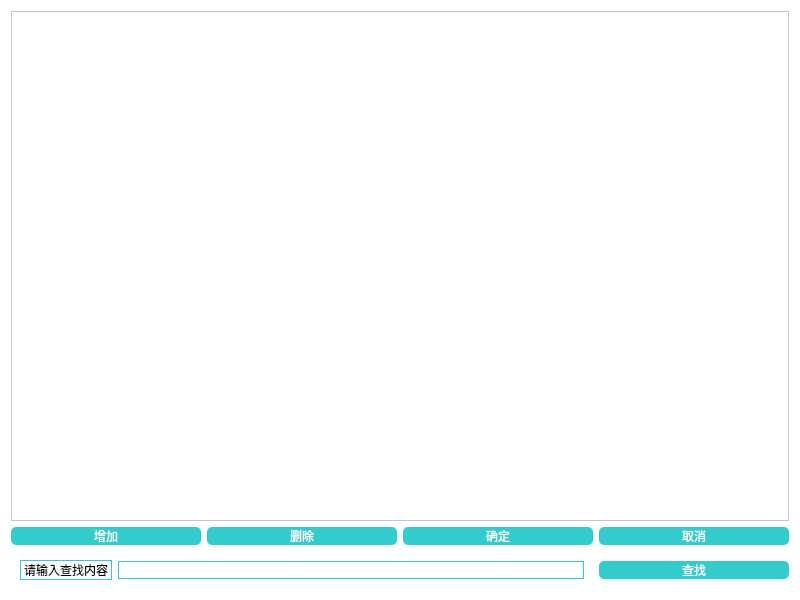
AiBryce/QtConnectsToSQLServerDemo, file widget.ui: the form before one commit.
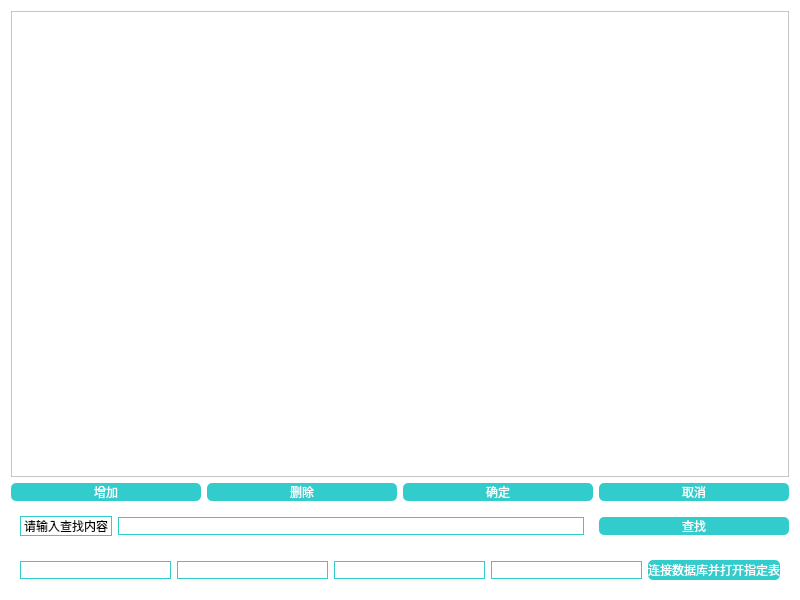
The form after the commit.

Commit message: V1.1 新增可指定数据库的指定表进行连接

What changed in the file:
```diff
--- a/widget.ui
+++ b/widget.ui
@@ -64,10 +64,10 @@
      </layout>
     </widget>
    </item>
-   <item row="1" column="2">
-    <widget class="QPushButton" name="BtnSure">
+   <item row="2" column="3">
+    <widget class="QPushButton" name="BtnFind">
      <property name="text">
-      <string>确定</string>
+      <string>查找</string>
      </property>
     </widget>
    </item>
@@ -78,6 +78,16 @@
      </property>
     </widget>
    </item>
+   <item row="0" column="0" colspan="4">
+    <widget class="QTableView" name="tableView"/>
+   </item>
+   <item row="1" column="2">
+    <widget class="QPushButton" name="BtnSure">
+     <property name="text">
+      <string>确定</string>
+     </property>
+    </widget>
+   </item>
    <item row="1" column="1">
     <widget class="QPushButton" name="BtnDel">
      <property name="text">
@@ -92,16 +102,43 @@
      </property>
     </widget>
    </item>
-   <item row="2" column="3">
-    <widget class="QPushButton" name="BtnFind">
-     <property name="text">
-      <string>查找</string>
+   <item row="3" column="0" colspan="4">
+    <widget class="QWidget" name="horizontalWidget" native="true">
+     <property name="minimumSize">
+      <size>
+       <width>0</width>
+       <height>30</height>
+      </size>
      </property>
+     <layout class="QHBoxLayout" name="horizontalLayout_2">
+      <item>
+       <widget class="QLineEdit" name="lineEdit_ODBCname"/>
+      </item>
+      <item>
+       <widget class="QLineEdit" name="lineEdit_user"/>
+      </item>
+      <item>
+       <widget class="QLineEdit" name="lineEdit_pwd"/>
+      </item>
+      <item>
+       <widget class="QLineEdit" name="lineEdit_table"/>
+      </item>
+      <item>
+       <widget class="QPushButton" name="conBtn">
+        <property name="minimumSize">
+         <size>
+          <width>0</width>
+          <height>20</height>
+         </size>
+        </property>
+        <property name="text">
+         <string>连接数据库并打开指定表</string>
+        </property>
+       </widget>
+      </item>
+     </layout>
     </widget>
    </item>
-   <item row="0" column="0" colspan="4">
-    <widget class="QTableView" name="tableView"/>
-   </item>
   </layout>
  </widget>
  <resources/>
```
The commit also changes 2 other files.
